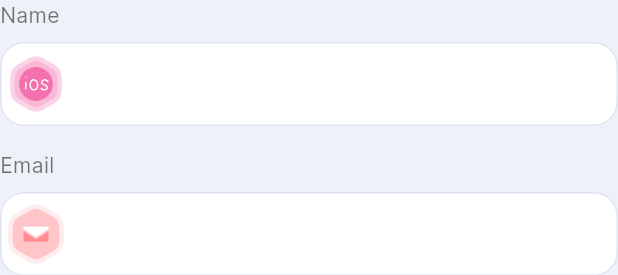
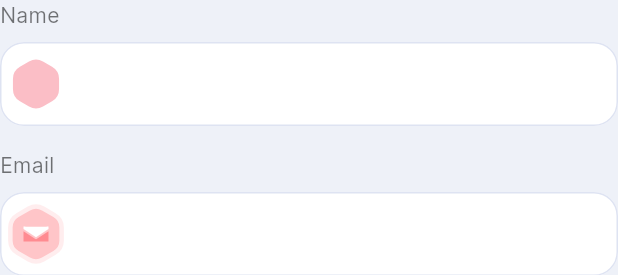
Before and after one commit to MUHAMMEDSINANCP/CP-Courses, a Flutter app: the RegisterForm widget shown alone on an empty page, opened directly, on a phone screen of 412 x 824 dp. Shown: the top 275 px of the screen. Run offline on Flutter 3.47's test engine with Material 3 defaults, Android fonts, the phone set to English and light mode, and no system bars; our stand-ins replace cloud_firestore, firebase_auth, firebase_core, flutter_svg, rive; accounts and stored records are empty.

Commit message:
Successfully Completed UI

```diff
--- a/lib/screens/onboding/components/animated_btn.dart
+++ b/lib/screens/onboding/components/animated_btn.dart
@@ -1,5 +1,4 @@
 import 'package:flutter/cupertino.dart';
-import 'package:flutter/material.dart';
 import 'package:rive/rive.dart';
 
 class AnimatedBtn extends StatelessWidget {
--- a/lib/screens/onboding/components/register_form.dart
+++ b/lib/screens/onboding/components/register_form.dart
@@ -76,11 +76,12 @@ class _RegisterFormState extends State<RegisterForm> {
                   textInputAction: TextInputAction.next,
                   decoration: InputDecoration(
                     prefixIcon: Padding(
-                      padding: const EdgeInsets.symmetric(horizontal: 6),
-                      child: SvgPicture.asset(
-                        "assets/icons/ios.svg",
-                        height: 10,
-                      ),
+                      padding: const EdgeInsets.symmetric(horizontal: 8),
+                      child: SvgPicture.asset("assets/icons/ios.svg",
+                          height: 10,
+                          colorFilter: ColorFilter.mode(
+                              const Color(0xFFF77D8E).withOpacity(0.5),
+                              BlendMode.srcIn)),
                     ),
                   ),
                 ),
```
